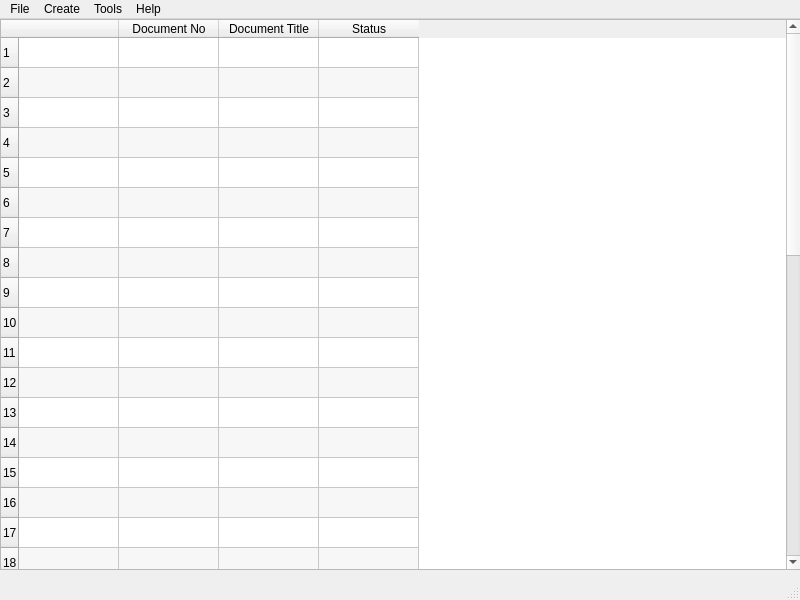
Qt form ui/mainwindow.ui (thuswa/subdms) before a commit.
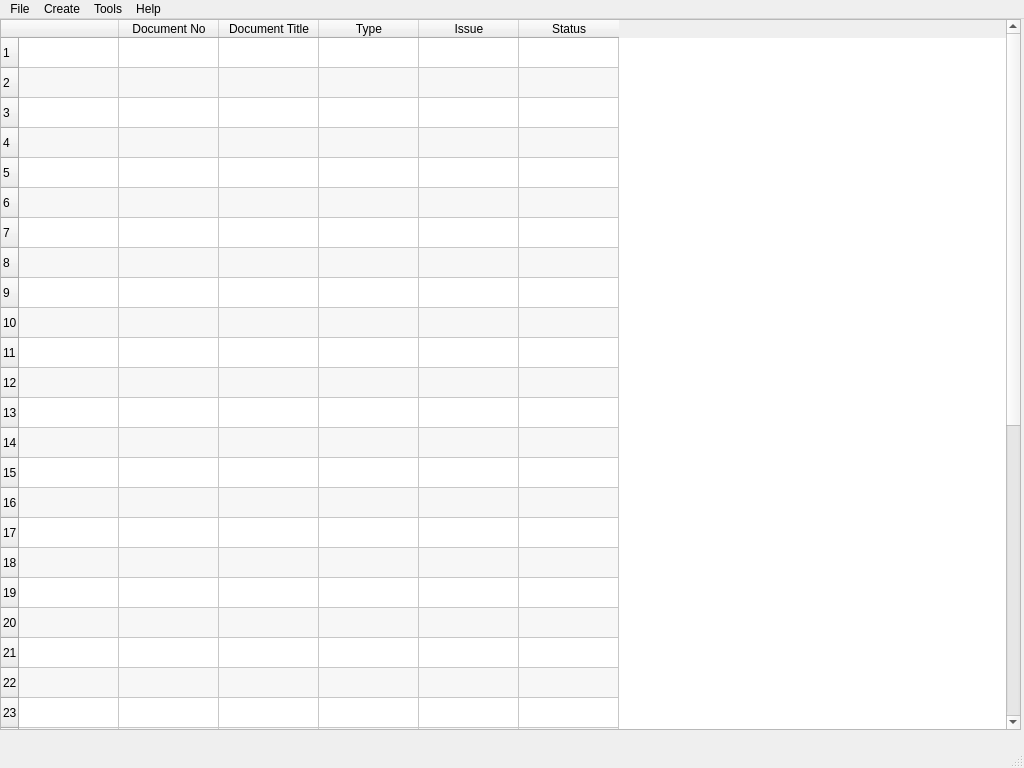
The same form after that commit.

Commit message: added issue and document type columns in document list view

```diff
--- a/ui/mainwindow.ui
+++ b/ui/mainwindow.ui
@@ -5,8 +5,8 @@
    <rect>
     <x>0</x>
     <y>0</y>
-    <width>800</width>
-    <height>600</height>
+    <width>1024</width>
+    <height>768</height>
    </rect>
   </property>
   <property name="minimumSize" >
@@ -24,8 +24,8 @@
      <rect>
       <x>0</x>
       <y>0</y>
-      <width>801</width>
-      <height>551</height>
+      <width>1021</width>
+      <height>711</height>
      </rect>
     </property>
     <property name="minimumSize" >
@@ -53,7 +53,7 @@
      <number>40</number>
     </property>
     <property name="columnCount" >
-     <number>4</number>
+     <number>6</number>
     </property>
     <row/>
     <row/>
@@ -97,7 +97,7 @@
     <row/>
     <column>
      <property name="text" >
-      <string>     </string>
+      <string>      </string>
      </property>
     </column>
     <column>
@@ -110,6 +110,16 @@
       <string>Document Title</string>
      </property>
     </column>
+    <column>
+     <property name="text" >
+      <string>Type</string>
+     </property>
+    </column>
+    <column>
+     <property name="text" >
+      <string>Issue</string>
+     </property>
+    </column>
     <column>
      <property name="text" >
       <string>Status</string>
@@ -122,7 +132,7 @@
     <rect>
      <x>0</x>
      <y>0</y>
-     <width>800</width>
+     <width>1024</width>
      <height>27</height>
     </rect>
    </property>
```
The commit also changes 1 other file.
